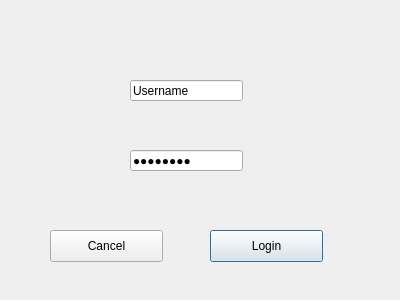
The window that LibrarySystem/loginpage.ui (josfire18/LibrarySystem) describes before a commit, drawn with Qt 5.
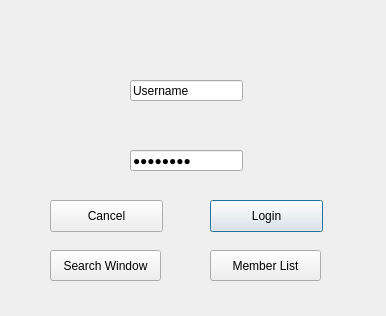
The same window after the commit.

Commit message: Added Edit Members page, buttons to login

The edit to the form file:
```diff
--- a/LibrarySystem/loginpage.ui
+++ b/LibrarySystem/loginpage.ui
@@ -6,8 +6,8 @@
    <rect>
     <x>0</x>
     <y>0</y>
-    <width>400</width>
-    <height>300</height>
+    <width>386</width>
+    <height>316</height>
    </rect>
   </property>
   <property name="windowTitle">
@@ -46,7 +46,7 @@
    <property name="geometry">
     <rect>
      <x>50</x>
-     <y>230</y>
+     <y>200</y>
      <width>113</width>
      <height>32</height>
     </rect>
@@ -59,7 +59,7 @@
    <property name="geometry">
     <rect>
      <x>210</x>
-     <y>230</y>
+     <y>200</y>
      <width>113</width>
      <height>32</height>
     </rect>
@@ -71,6 +71,32 @@
     <bool>true</bool>
    </property>
   </widget>
+  <widget class="QPushButton" name="cmdSearch">
+   <property name="geometry">
+    <rect>
+     <x>50</x>
+     <y>250</y>
+     <width>111</width>
+     <height>31</height>
+    </rect>
+   </property>
+   <property name="text">
+    <string>Search Window</string>
+   </property>
+  </widget>
+  <widget class="QPushButton" name="cmdMember">
+   <property name="geometry">
+    <rect>
+     <x>210</x>
+     <y>250</y>
+     <width>111</width>
+     <height>31</height>
+    </rect>
+   </property>
+   <property name="text">
+    <string>Member List</string>
+   </property>
+  </widget>
  </widget>
  <resources/>
  <connections/>
```
Left out of the diff: 4 changed lines with no effect on the pictures. The commit also changes 32 other files.
